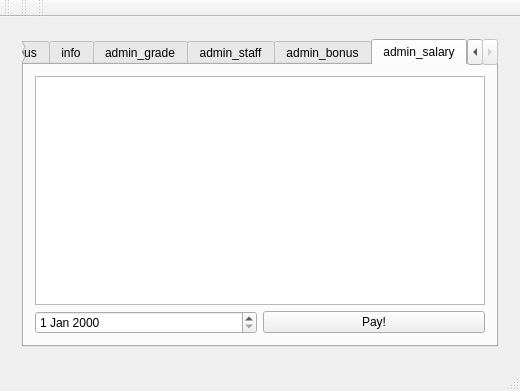
Old version of the form mysalary.ui in the repository Preffer/MySalary.
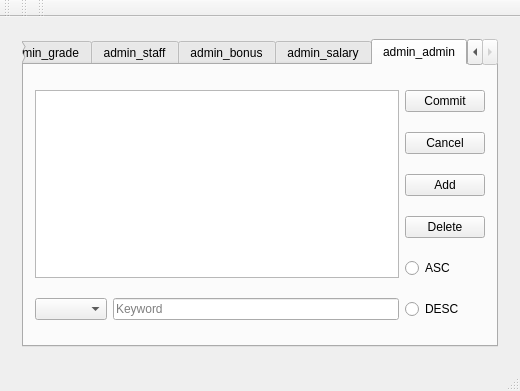
New version of the form. Icons and pictures are not drawn.

Commit message: add admin_admin

The edit to the form file:
```diff
--- a/mysalary.ui
+++ b/mysalary.ui
@@ -154,7 +154,7 @@
         <item row="0" column="0">
          <widget class="QTabWidget" name="tabWidget">
           <property name="currentIndex">
-           <number>6</number>
+           <number>7</number>
           </property>
           <widget class="QWidget" name="salary">
            <attribute name="title">
@@ -513,6 +513,68 @@
             </item>
            </layout>
           </widget>
+          <widget class="QWidget" name="admin_admin">
+           <attribute name="title">
+            <string>admin_admin</string>
+           </attribute>
+           <layout class="QGridLayout" name="gridLayout_13">
+            <item row="0" column="0" rowspan="5" colspan="2">
+             <widget class="QTableView" name="admin_View"/>
+            </item>
+            <item row="0" column="2">
+             <widget class="QPushButton" name="admin_CommitButton">
+              <property name="text">
+               <string>Commit</string>
+              </property>
+             </widget>
+            </item>
+            <item row="1" column="2">
+             <widget class="QPushButton" name="admin_CancelButton">
+              <property name="text">
+               <string>Cancel</string>
+              </property>
+             </widget>
+            </item>
+            <item row="2" column="2">
+             <widget class="QPushButton" name="admin_AddButton">
+              <property name="text">
+               <string>Add</string>
+              </property>
+             </widget>
+            </item>
+            <item row="3" column="2">
+             <widget class="QPushButton" name="admin_DeleteButton">
+              <property name="text">
+               <string>Delete</string>
+              </property>
+             </widget>
+            </item>
+            <item row="4" column="2">
+             <widget class="QRadioButton" name="admin_ASCButton">
+              <property name="text">
+               <string>ASC</string>
+              </property>
+             </widget>
+            </item>
+            <item row="5" column="0">
+             <widget class="QComboBox" name="admin_filter_comboBox"/>
+            </item>
+            <item row="5" column="1">
+             <widget class="QLineEdit" name="admin_filter">
+              <property name="placeholderText">
+               <string>Keyword</string>
+              </property>
+             </widget>
+            </item>
+            <item row="5" column="2">
+             <widget class="QRadioButton" name="admin_DESCButton">
+              <property name="text">
+               <string>DESC</string>
+              </property>
+             </widget>
+            </item>
+           </layout>
+          </widget>
          </widget>
         </item>
        </layout>
```
Left out of the diff: 2 changed lines with no effect on the pictures. The commit also changes 2 other files.
